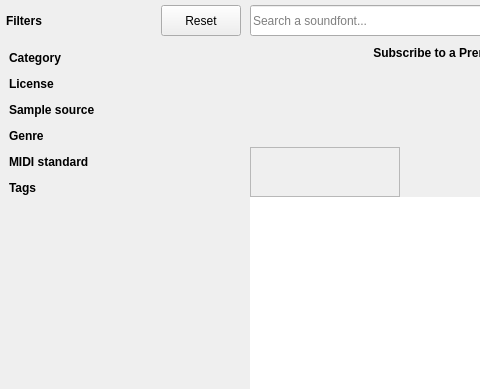
Above: sources/repository/browser/soundfontbrowser.ui from davy7125/polyphone before the change; both pictures show x 0 to 480 and y 0 to 389 of the 811 by 389 pixel window. Below: the same form after it.
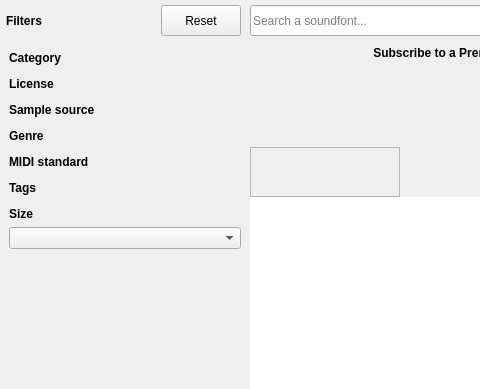
That is the form after the change. Custom widgets are drawn as their Qt base class.

Patch:
```diff
--- a/sources/repository/browser/soundfontbrowser.ui
+++ b/sources/repository/browser/soundfontbrowser.ui
@@ -456,6 +456,21 @@
            <item>
             <widget class="FilterTag" name="filterTag" native="true"/>
            </item>
+           <item>
+            <widget class="QLabel" name="label_12">
+             <property name="font">
+              <font>
+               <bold>true</bold>
+              </font>
+             </property>
+             <property name="text">
+              <string>Size</string>
+             </property>
+            </widget>
+           </item>
+           <item>
+            <widget class="QComboBox" name="comboSize"/>
+           </item>
            <item>
             <spacer name="verticalSpacer">
              <property name="orientation">
```
